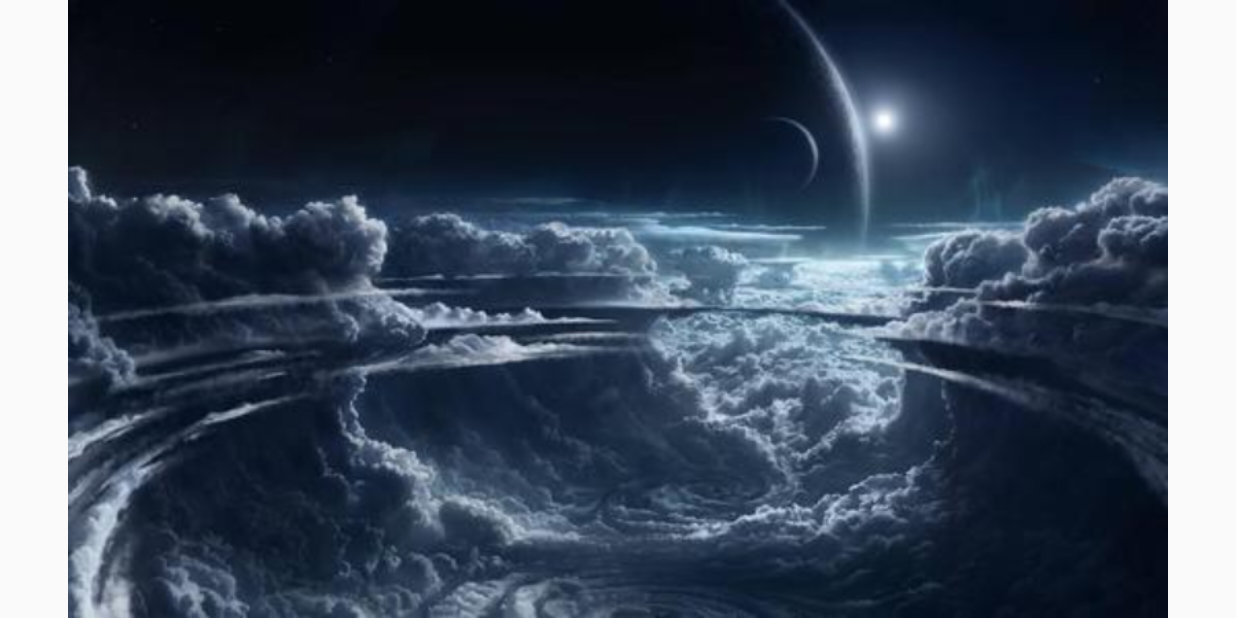
After one commit to Dingzihao/hospital, an Android app: the WelcomeActivity screen opened directly, with no data from a screen before it, on a phone screen of 824 x 412 dp (held sideways). The commit adds this screen. Run offline under Robolectric (Android 15) with nearby library versions, the phone set to English and light mode, and no system bars; our stand-ins replace RxJava; libraries missing offline, so code that uses them is left out: com.blankj.utilcode.

Commit message:
补充提交；

```diff
--- a/app/build.gradle
+++ b/app/build.gradle
@@ -5,7 +5,7 @@ android {
         config {
             keyAlias 'home'
             keyPassword '123456'
-            storeFile file("../config/SmartCommunity.jks")
+            storeFile file("../config/hospital.jks")
             storePassword '123456'
         }
     }
@@ -14,7 +14,7 @@ android {
     buildToolsVersion "29.0.1"
     defaultConfig {
         applicationId "com.dzh.hospital"
-        minSdkVersion 15
+        minSdkVersion 19
         targetSdkVersion 29
         versionCode 1
         versionName "1.0"
--- a/app/src/main/java/com/dzh/hospital/receiver/MyBroadcastReceiver.java
+++ b/app/src/main/java/com/dzh/hospital/receiver/MyBroadcastReceiver.java
@@ -4,7 +4,7 @@ import android.content.BroadcastReceiver;
 import android.content.Context;
 import android.content.Intent;
 
-import com.dzh.hospital.MainActivity;
+import com.dzh.hospital.view.MainActivity;
 
 
 /**
--- /dev/null
+++ b/app/src/main/java/com/dzh/hospital/view/WelcomeActivity.java
@@ -0,0 +1,40 @@
+package com.dzh.hospital.view;
+
+import androidx.appcompat.app.AppCompatActivity;
+
+import android.os.Bundle;
+
+import com.blankj.utilcode.util.ActivityUtils;
+import com.dzh.hospital.R;
+
+import java.util.concurrent.TimeUnit;
+
+import io.reactivex.Observable;
+import io.reactivex.android.schedulers.AndroidSchedulers;
+import io.reactivex.disposables.CompositeDisposable;
+import io.reactivex.disposables.Disposable;
+import io.reactivex.schedulers.Schedulers;
+
+public class WelcomeActivity extends AppCompatActivity {
+    private final CompositeDisposable mDisposable = new CompositeDisposable();
+
+    @Override
+    protected void onCreate(Bundle savedInstanceState) {
+        super.onCreate(savedInstanceState);
+        setContentView(R.layout.activity_welcome);
+
+        Disposable disposable = Observable.timer(2, TimeUnit.SECONDS)
+                .observeOn(AndroidSchedulers.mainThread())
+                .subscribe(aLong -> {
+                    ActivityUtils.startActivity(MainActivity.class);
+                    finish();
+                });
+        mDisposable.add(disposable);
+    }
+
+    @Override
+    protected void onDestroy() {
+        super.onDestroy();
+        mDisposable.clear();
+    }
+}
--- /dev/null
+++ b/app/src/main/res/layout/activity_welcome.xml
@@ -0,0 +1,13 @@
+<?xml version="1.0" encoding="utf-8"?>
+<androidx.constraintlayout.widget.ConstraintLayout xmlns:android="http://schemas.android.com/apk/res/android"
+    xmlns:app="http://schemas.android.com/apk/res-auto"
+    xmlns:tools="http://schemas.android.com/tools"
+    android:layout_width="match_parent"
+    android:layout_height="match_parent"
+    tools:context=".view.WelcomeActivity">
+
+    <ImageView
+        android:layout_width="match_parent"
+        android:layout_height="match_parent"
+        android:src="@drawable/bg_welcome"/>
+</androidx.constraintlayout.widget.ConstraintLayout>
--- a/app/src/main/res/values/colors.xml
+++ b/app/src/main/res/values/colors.xml
@@ -3,4 +3,6 @@
     <color name="colorPrimary">#008577</color>
     <color name="colorPrimaryDark">#00574B</color>
     <color name="colorAccent">#D81B60</color>
+    <color name="white">#FFFFFF</color>
+
 </resources>
--- a/app/src/main/res/values/styles.xml
+++ b/app/src/main/res/values/styles.xml
@@ -1,11 +1,14 @@
-<resources>
+<resources xmlns:tools="http://schemas.android.com/tools">
 
     <!-- Base application theme. -->
-    <style name="AppTheme" parent="Theme.AppCompat.Light.DarkActionBar">
+    <style name="AppTheme" parent="Theme.AppCompat.Light.NoActionBar">
         <!-- Customize your theme here. -->
         <item name="colorPrimary">@color/colorPrimary</item>
-        <item name="colorPrimaryDark">@color/colorPrimaryDark</item>
-        <item name="colorAccent">@color/colorAccent</item>
+        <item name="colorPrimaryDark">@color/colorPrimary</item>
+        <item name="colorAccent">@color/colorPrimary</item>
     </style>
 
+    <style name="AppTheme.Main">
+        <item name="android:windowTranslucentStatus" tools:ignore="NewApi">true</item>
+    </style>
 </resources>
```
Also changed, not shown: app/src/main/AndroidManifest.xml (+20 -2 lines), app/src/main/java/com/dzh/hospital/App.java (+12 -0 lines), app/src/main/java/com/dzh/hospital/DecoObject.java (added, +13 -0 lines), app/src/main/java/com/dzh/hospital/MainActivity.java (deleted, +0 -14 lines), app/src/main/java/com/dzh/hospital/util/ChineseToSpeech.java (+39 -0 lines), app/src/main/java/com/dzh/hospital/view/MainActivity.java (added, +77 -0 lines), app/src/main/res/layout/activity_main.xml (+27 -15 lines), app/src/main/res/drawable/bg_main.jpg (added), app/src/main/res/drawable/bg_welcome.jpg (added), 2 other files.
